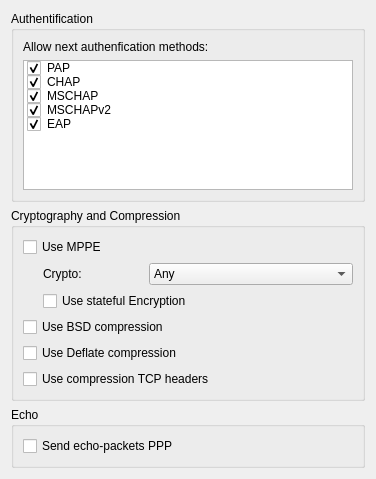
The window that vpnplugins/pptp/pptpadvanced.ui (netrunner-debian-kde-extras/networkmanagement) describes before a commit, drawn with Qt 5.
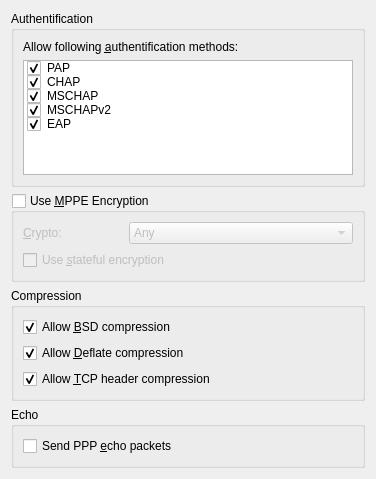
The same window after the commit.

The edit to the form file:
```diff
--- a/vpnplugins/pptp/pptpadvanced.ui
+++ b/vpnplugins/pptp/pptpadvanced.ui
@@ -22,7 +22,10 @@
         <item>
          <widget class="QLabel" name="lbl_auth">
           <property name="text">
-           <string>Allow next authenfication methods:</string>
+           <string>Allow following &amp;authentification methods:</string>
+          </property>
+          <property name="buddy">
+           <cstring>listWidget</cstring>
           </property>
          </widget>
         </item>
@@ -76,38 +79,22 @@
     </widget>
    </item>
    <item>
-    <widget class="QGroupBox" name="grp_cryptoAndCompression">
+    <widget class="QGroupBox" name="gb_MPPE">
+     <property name="toolTip">
+      <string>Use Microsoft Point-to-Point Encryption</string>
+     </property>
      <property name="title">
-      <string>Cryptography and Compression</string>
+      <string>Use &amp;MPPE Encryption</string>
      </property>
-     <layout class="QGridLayout" name="gridLayout_2">
-      <item row="0" column="0">
-       <layout class="QVBoxLayout" name="verticalLayout">
-        <item>
-         <widget class="QCheckBox" name="cb_MPPE">
-          <property name="text">
-           <string>Use MPPE</string>
-          </property>
-         </widget>
-        </item>
+     <property name="checkable">
+      <bool>true</bool>
+     </property>
+     <property name="checked">
+      <bool>false</bool>
+     </property>
+     <layout class="QVBoxLayout" name="verticalLayout_4">
         <item>
          <layout class="QHBoxLayout" name="horizontalLayout_2">
-          <item>
-           <spacer name="horizontalSpacer">
-            <property name="orientation">
-             <enum>Qt::Horizontal</enum>
-            </property>
-            <property name="sizeType">
-             <enum>QSizePolicy::Fixed</enum>
-            </property>
-            <property name="sizeHint" stdset="0">
-             <size>
-              <width>20</width>
-              <height>20</height>
-             </size>
-            </property>
-           </spacer>
-          </item>
           <item>
            <layout class="QHBoxLayout" name="horizontalLayout">
             <item>
@@ -119,7 +106,10 @@
                </size>
               </property>
               <property name="text">
-               <string>Crypto:</string>
+             <string>&amp;Crypto:</string>
+            </property>
+            <property name="buddy">
+             <cstring>cb_MPPECrypto</cstring>
               </property>
              </widget>
             </item>
@@ -148,49 +138,53 @@
         </item>
         <item>
          <layout class="QHBoxLayout" name="horizontalLayout_3">
-          <item>
-           <spacer name="horizontalSpacer_2">
-            <property name="orientation">
-             <enum>Qt::Horizontal</enum>
-            </property>
-            <property name="sizeType">
-             <enum>QSizePolicy::Fixed</enum>
-            </property>
-            <property name="sizeHint" stdset="0">
-             <size>
-              <width>20</width>
-              <height>20</height>
-             </size>
-            </property>
-           </spacer>
-          </item>
           <item>
            <widget class="QCheckBox" name="cb_statefulEncryption">
             <property name="text">
-             <string>Use stateful Encryption</string>
+           <string>Use &amp;stateful encryption</string>
             </property>
            </widget>
           </item>
          </layout>
         </item>
+     </layout>
+    </widget>
+   </item>
+   <item>
+    <widget class="QGroupBox" name="grp_cryptoAndCompression">
+     <property name="title">
+      <string>Compression</string>
+     </property>
+     <layout class="QGridLayout" name="gridLayout_2">
+      <item row="1" column="0">
+       <layout class="QVBoxLayout" name="verticalLayout">
         <item>
          <widget class="QCheckBox" name="cb_BSD">
           <property name="text">
-           <string>Use BSD compression</string>
+           <string>Allow &amp;BSD compression</string>
+          </property>
+          <property name="checked">
+           <bool>true</bool>
           </property>
          </widget>
         </item>
         <item>
          <widget class="QCheckBox" name="cb_deflate">
           <property name="text">
-           <string>Use Deflate compression</string>
+           <string>Allow &amp;Deflate compression</string>
+          </property>
+          <property name="checked">
+           <bool>true</bool>
           </property>
          </widget>
         </item>
         <item>
          <widget class="QCheckBox" name="cb_TCPheaders">
           <property name="text">
-           <string>Use compression TCP headers</string>
+           <string>Allow &amp;TCP header compression</string>
+          </property>
+          <property name="checked">
+           <bool>true</bool>
           </property>
          </widget>
         </item>
@@ -208,7 +202,7 @@
       <item row="0" column="0">
        <widget class="QCheckBox" name="cb_sendEcho">
         <property name="text">
-         <string>Send echo-packets PPP</string>
+         <string>Send PPP &amp;echo packets </string>
         </property>
        </widget>
       </item>
```
Left out of the diff: 4 changed lines with no effect on the pictures. Lines whose indentation alone changed are shown as unchanged.
